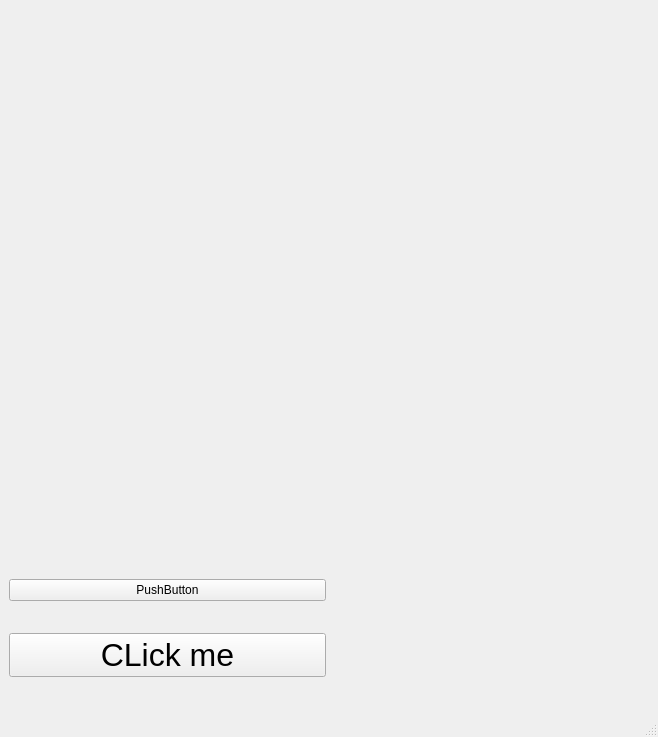
Old version of the form forms/mainwindow.ui in the repository expodecay/5550_DIP.
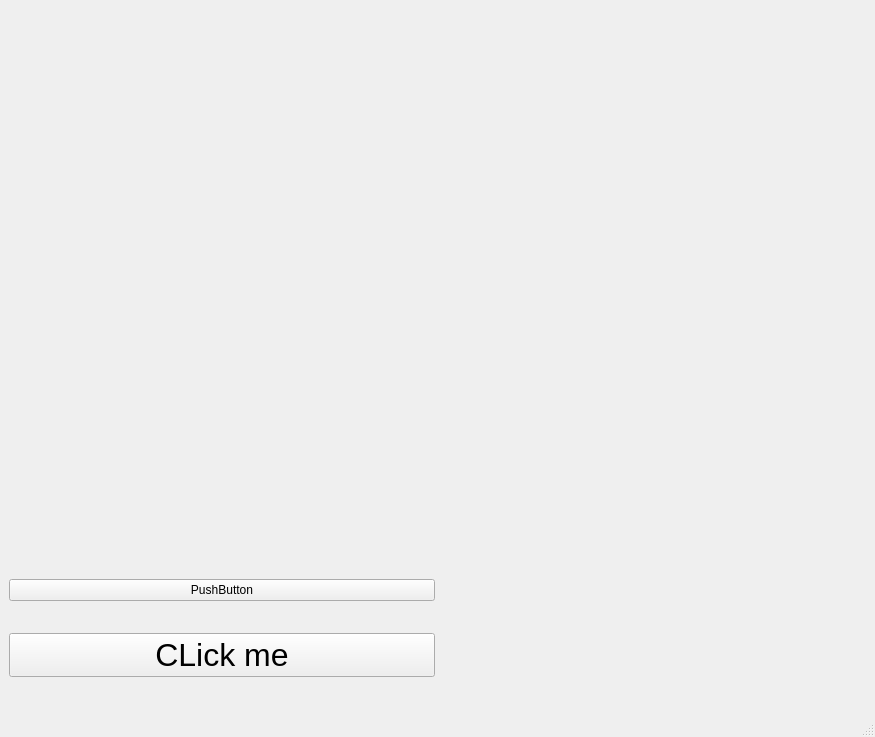
New version of the form.

Commit message: adding function calls to buttons

```diff
--- a/forms/mainwindow.ui
+++ b/forms/mainwindow.ui
@@ -6,7 +6,7 @@
    <rect>
     <x>0</x>
     <y>0</y>
-    <width>658</width>
+    <width>875</width>
     <height>737</height>
    </rect>
   </property>
```
Left out of the diff: 37 changed lines with no effect on the pictures. The commit also changes 3 other files.
